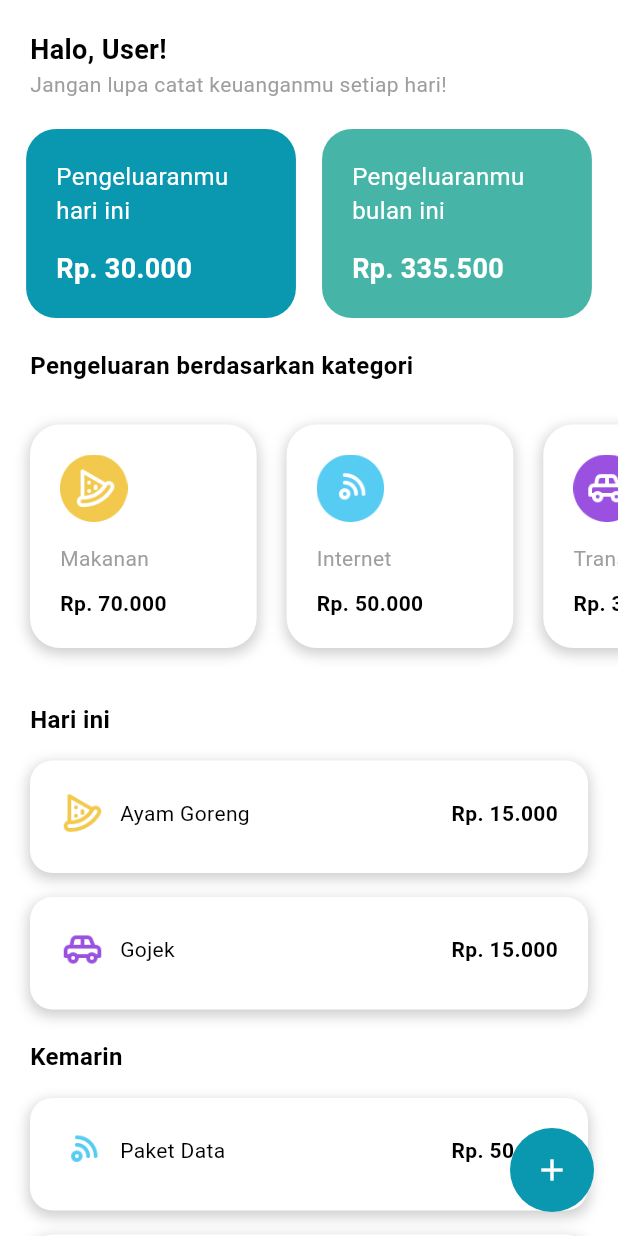
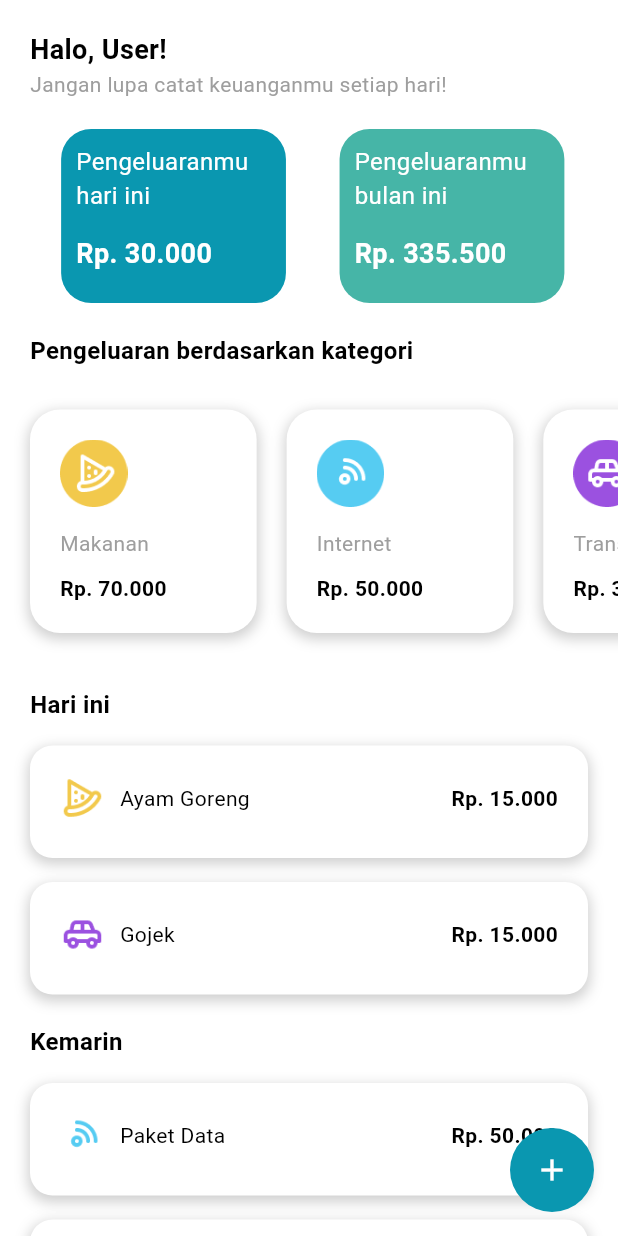
Before and after one commit to Iyann986/Test_Job_PT-DOT_App, a Flutter app: the screen it shows after launch, on a phone screen of 412 x 824 dp. Run offline on Flutter 3.47's test engine with Material 3 defaults, Android fonts, the light colour scheme and no system bars; our stand-ins replace google_fonts.

Commit message:
Mengganti bagian home screen pengeluaran hari&bulan ini

```diff
--- a/lib/view/screen/home/home_screen.dart
+++ b/lib/view/screen/home/home_screen.dart
@@ -38,13 +38,15 @@ class _HomeScreenState extends State<HomeScreen> {
                     ),
                   ),
                   const SizedBox(height: 20),
-                  Row(
+                  Padding(
+                    padding: const EdgeInsets.only(left: 5),
+                    child: Row(
                       crossAxisAlignment: CrossAxisAlignment.start,
                       mainAxisAlignment: MainAxisAlignment.spaceEvenly,
                       children: [
                         Container(
                           padding: const EdgeInsets.only(
-                            left: 20, top: 20, right: 45, bottom: 20),
+                              left: 10, top: 10, right: 25, bottom: 20),
                           decoration: BoxDecoration(
                             color: const Color(0xff0A97B0),
                             borderRadius: BorderRadius.circular(20),
@@ -79,7 +81,7 @@ class _HomeScreenState extends State<HomeScreen> {
                         ),
                         Container(
                           padding: const EdgeInsets.only(
-                            left: 20, top: 20, right: 45, bottom: 20),
+                              left: 10, top: 10, right: 25, bottom: 20),
                           decoration: BoxDecoration(
                             color: const Color(0xff46B5A7),
                             borderRadius: BorderRadius.circular(20),
@@ -113,6 +115,7 @@ class _HomeScreenState extends State<HomeScreen> {
                           ),
                         ),
                       ],
+                    ),
                   ),
                   const SizedBox(height: 20),
                   Padding(
```
Lines whose indentation alone changed are shown as unchanged.
